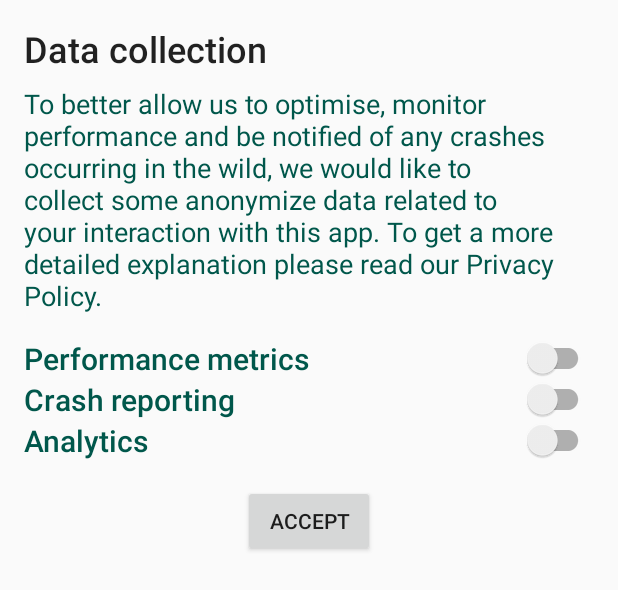
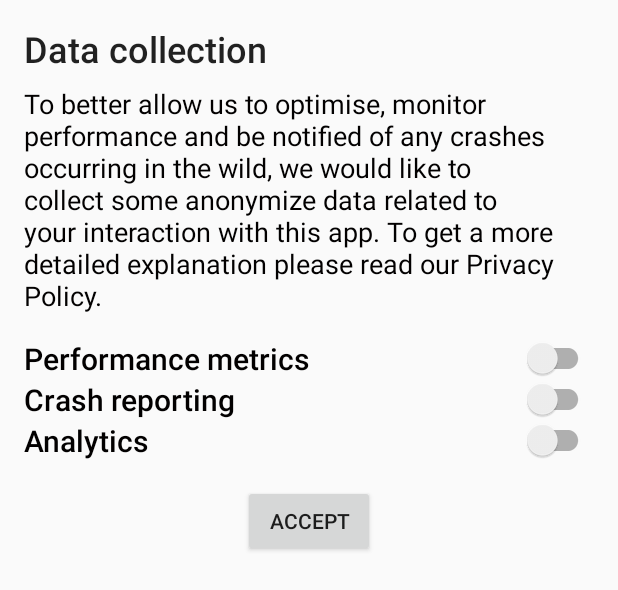
Before and after one commit to otormaigh/hoot-android, an Android app: the layout sheet_gdpr.xml on its own in the app's theme, with its tools: preview values and no code run, on a phone screen of 412 x 824 dp. Shown: the top 590 px of the screen. Run offline under Robolectric (Android 15) with nearby library versions, the phone set to English and light mode, and no system bars.

Commit message:
update primary and accent colours

```diff
--- a/app/src/main/res/values/colors.xml
+++ b/app/src/main/res/values/colors.xml
@@ -1,8 +1,9 @@
 <?xml version="1.0" encoding="utf-8"?>
 <resources>
-  <color name="colorPrimary">#008577</color>
-  <color name="colorPrimaryDark">#00574B</color>
-  <color name="colorAccent">#D81B60</color>
+  <color name="colorPrimary">#2D2B2C</color>
+  <color name="colorPrimaryDark">#020000</color>
+  <color name="colorPrimaryLight">#565455</color>
+  <color name="colorAccent">#FFA500</color>
 
   <color name="white">#FFFFFF</color>
 </resources>
```
